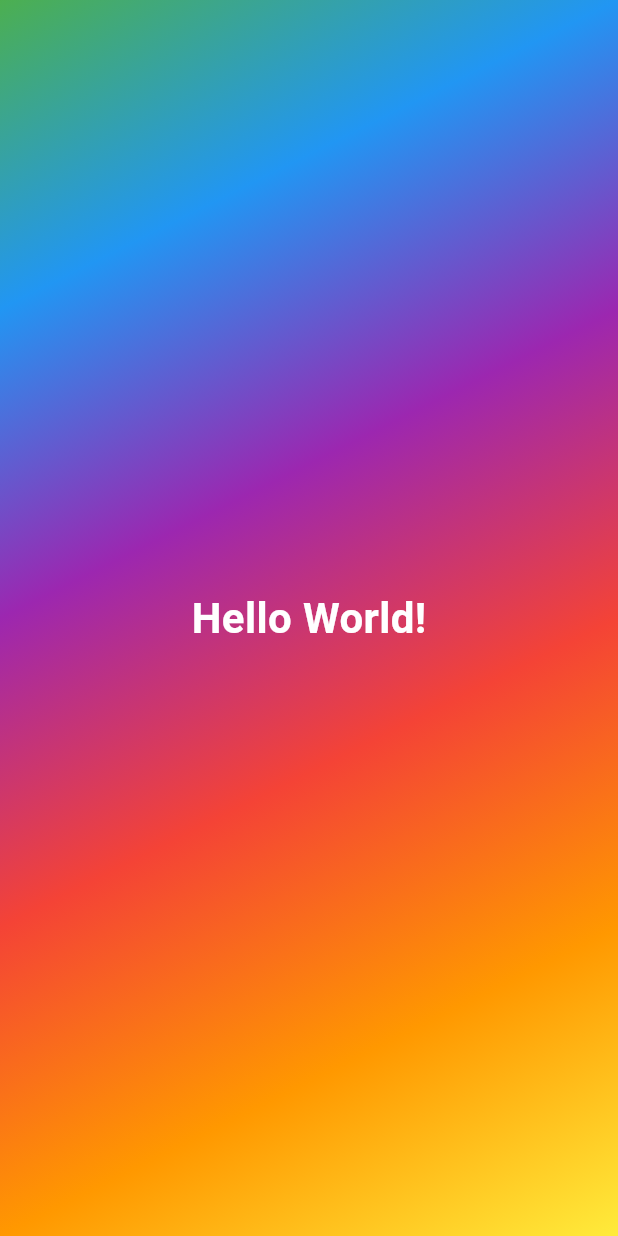
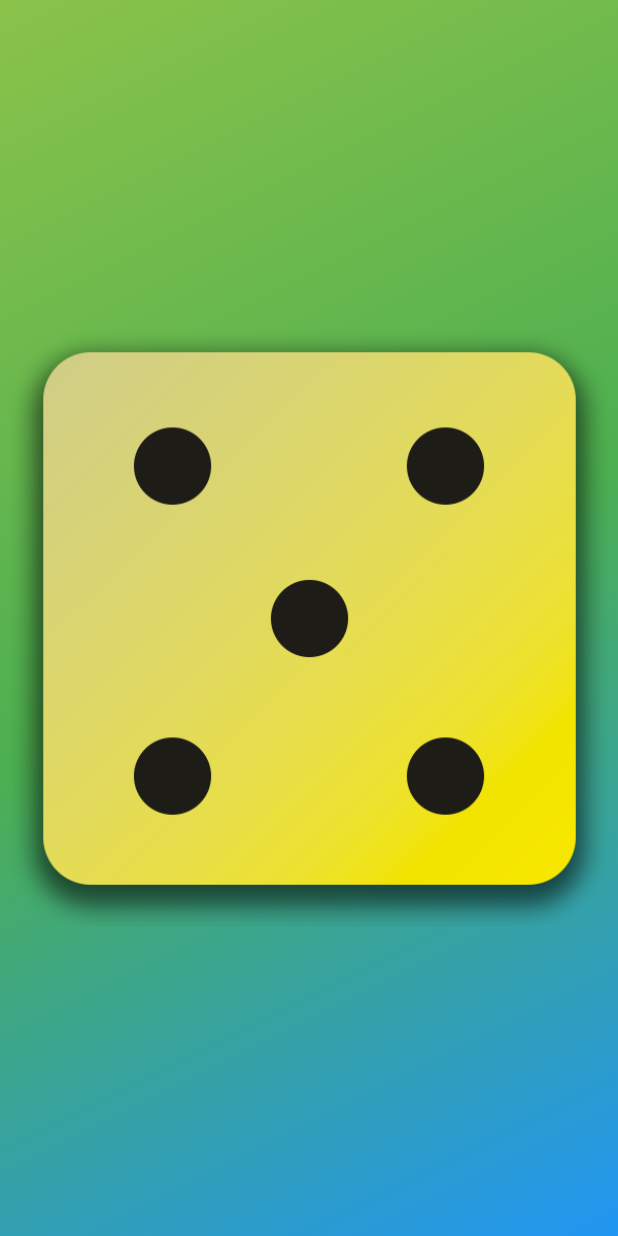
Before and after one commit to drayze/class_project_1, a Flutter app: the screen it shows after launch, on a phone screen of 412 x 824 dp. Run offline on Flutter 3.47's test engine with Material 3 defaults, Android fonts, the phone set to English and light mode, and no system bars.

Commit message:
feat: Add dice images and dynamic gradient background
This commit introduces several key changes to the application:

- The `GradientContainer` widget is refactored to accept three `Color` parameters, allowing for a dynamic and customizable gradient background.
- The "Hello World!" text has been replaced with a dice image (`dice-5.png`) displayed in the center of the screen.
- The `main.dart` file is updated to pass specific colors (light green, green, and blue) to the `GradientContainer`.
- New image assets for dice faces (1 through 6) are added to the `assets/images/` directory, and this folder is now registered in `pubspec.yaml`.

```diff
--- a/lib/gradient_container.dart
+++ b/lib/gradient_container.dart
@@ -4,19 +4,21 @@ import 'package:class_project_1/custom_text.dart';
 const start = Alignment.topLeft;
 const end = Alignment.bottomRight;
 
+class GradientContainer extends StatelessWidget {
+  const GradientContainer(this.color1, this.color2, this.color3, {super.key});
 
-class GradientContainer extends StatelessWidget {
-  const GradientContainer({super.key});
+  final Color color1;
+  final Color color2;
+  final Color color3;
 
   @override
   Widget build (context) {
-    return Container( decoration: const BoxDecoration(
-      gradient: LinearGradient(colors: [Colors.green, Colors.blue, Colors.purple,
-        Colors.red, Colors.orange, Colors.yellow,],
+    return Container( decoration: BoxDecoration(
+      gradient: LinearGradient(colors: [color1, color2, color3,],
           begin: start,
           end: end),),
-      child: const Center(
-        child: CustomText('Hello World!'),
+      child: Center(
+        child: Image.asset('assets/images/dice-5.png'),
       ),
     );
   }}
--- a/lib/main.dart
+++ b/lib/main.dart
@@ -2,9 +2,9 @@ import 'package:flutter/material.dart';
 import 'package:class_project_1/gradient_container.dart';
 
 void main() {
-  runApp( const MaterialApp(
+  runApp(MaterialApp(
     home: Scaffold(
-      body: GradientContainer(),
+      body: GradientContainer(Colors.lightGreen, Colors.green, Colors.blue),
     ),
   ));
 }
--- a/pubspec.yaml
+++ b/pubspec.yaml
@@ -58,9 +58,9 @@ flutter:
   uses-material-design: true
 
   # To add assets to your application, add an assets section, like this:
-  # assets:
-  #   - images/a_dot_burr.jpeg
-  #   - images/a_dot_ham.jpeg
+  assets:
+    - assets/images/
+
 
   # An image asset can refer to one or more resolution-specific "variants", see
   # https://flutter.dev/to/resolution-aware-images
```
Also changed, not shown: assets/images/dice-1.png (added), assets/images/dice-2.png (added), assets/images/dice-3.png (added), assets/images/dice-4.png (added), assets/images/dice-5.png (added), assets/images/dice-6.png (added).
